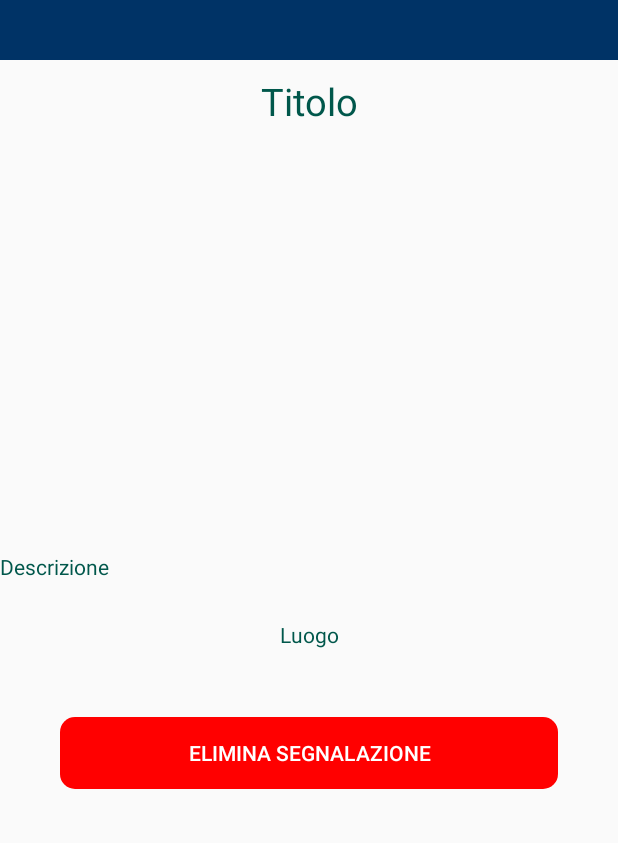
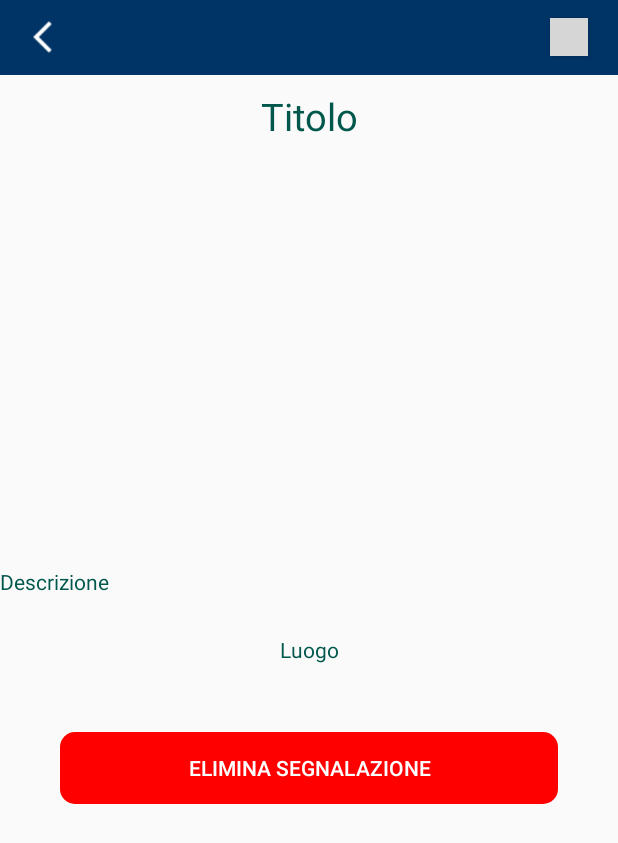
Before and after one commit to atzoriandrea/UniBroken, an Android app: the MySegnDetail screen opened directly, with no data from a screen before it, on a phone screen of 412 x 824 dp. Shown: the top 843 px of the screen. Run offline under Robolectric (Android 15) with nearby library versions, the light colour scheme and no system bars; our stand-ins replace CircleImageView; 3 statements that could not run were skipped; grey boxes are pictures that could not be loaded.

Commit message:
11/02/2019 -v1.21(Andrea)

```diff
--- a/app/src/main/AndroidManifest.xml
+++ b/app/src/main/AndroidManifest.xml
@@ -31,7 +31,8 @@
         <activity android:name=".MySegnDetail" />
         <activity android:name=".SendSegn" />
         <activity android:name=".ImgSwitcherShow" />
-        <activity android:name=".Raga_Budget"></activity>
+        <activity android:name=".Raga_Budget" />
+        <activity android:name=".PassRecovery"></activity>
     </application>
 
 </manifest>
--- a/app/src/main/res/layout/activity_my_segn_detail.xml
+++ b/app/src/main/res/layout/activity_my_segn_detail.xml
@@ -11,12 +11,32 @@
         android:orientation="vertical">
 
         <android.support.v7.widget.Toolbar
-            android:id="@+id/toolbar2"
+            android:id="@+id/toolbar"
             android:layout_width="match_parent"
-            android:layout_height="40sp"
-            android:background="#003366"
+            android:layout_height="50sp"
+            style="@style/HeaderBar"
             android:minHeight="?attr/actionBarSize"
-            android:theme="?attr/actionBarTheme" />
+            android:theme="?attr/actionBarTheme">
+            <Button
+                android:layout_width="25dp"
+                android:layout_height="25dp"
+                android:id="@+id/back"
+                android:background="@drawable/outline_arrow_back_ios_white_18dp"
+                android:onClick="back"
+                android:textColor="#FFFFFF"/>
+            <Button
+                android:layout_width="25dp"
+                android:layout_height="25dp"
+                android:id="@+id/logout"
+                android:layout_marginRight="20dp"
+                android:background="@drawable/outline_exit_to_app_white_18dp"
+                android:layout_alignParentEnd="true"
+                android:onClick="logout"
+                android:layout_alignParentRight="true"
+                android:textColor="#FFFFFF"
+                android:focusableInTouchMode="true"
+                android:layout_gravity="end"/>
+        </android.support.v7.widget.Toolbar>
 
         <TextView
             android:id="@+id/tit"
```
Also changed, not shown: app/src/main/java/com/example/mirko/unibroken/MainActivity.java (+8 -1 lines), app/src/main/java/com/example/mirko/unibroken/MySegnDetail.java (+36 -0 lines), app/src/main/java/com/example/mirko/unibroken/PassRecovery.java (added, +62 -0 lines), app/src/main/res/layout/activity_pass_recovery.xml (added, +74 -0 lines).
